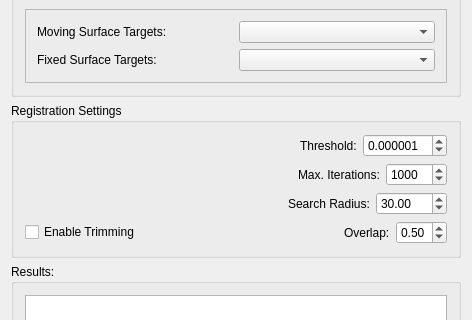
This is Plugins/org.mitk.gui.qt.tofregistration/src/internal/QmitkTOFRegistrationViewControls.ui in mechmaster/MITK as Qt 5 draws it before an edit; both pictures show x 0 to 472 and y 160 to 480 of the 472 by 764 pixel window. The edited form follows.
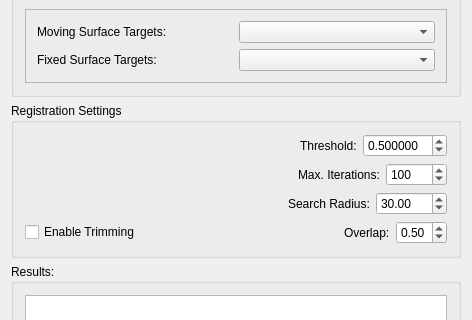
This is the edited form. Custom widgets are drawn as their Qt base class.

Commit message: 1. Added automatic selection for right nodes 2. Added automatic coloring 3. Automatic registration with 60 seconds period

Patch:
```diff
--- a/Plugins/org.mitk.gui.qt.tofregistration/src/internal/QmitkTOFRegistrationViewControls.ui
+++ b/Plugins/org.mitk.gui.qt.tofregistration/src/internal/QmitkTOFRegistrationViewControls.ui
@@ -167,7 +167,7 @@
            <double>0.000001000000000</double>
           </property>
           <property name="value">
-           <double>0.000001000000000</double>
+           <double>0.500000000000000</double>
           </property>
          </widget>
         </item>
@@ -204,7 +204,7 @@
            <number>10</number>
           </property>
           <property name="value">
-           <number>1000</number>
+           <number>100</number>
           </property>
          </widget>
         </item>
```
The commit also changes 2 other files.
